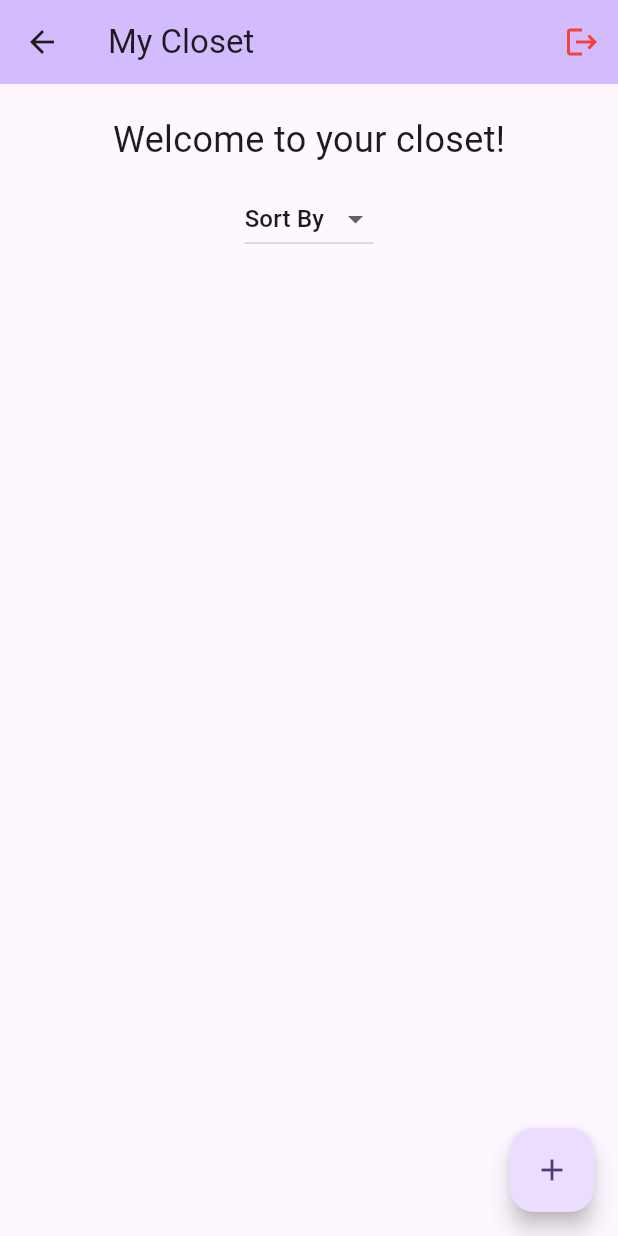
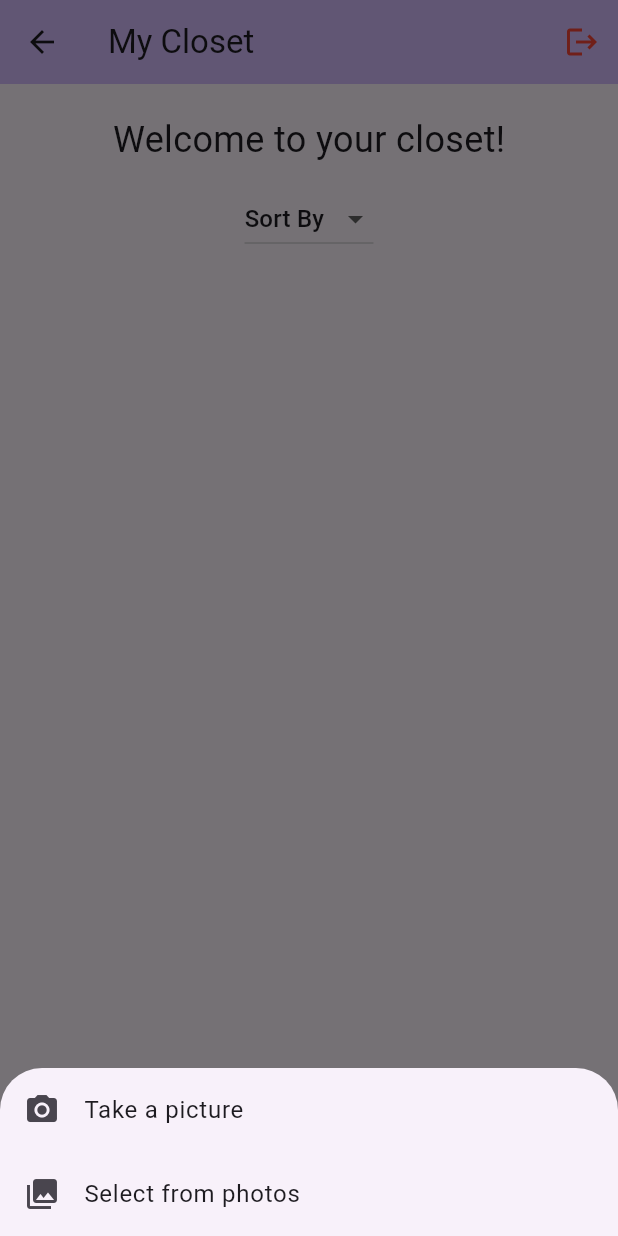
Before and after one commit to Tofu311/wardrobe-wizards, a Flutter app: the Closet screen opened directly, after a tap on the "add" icon, on a phone screen of 412 x 824 dp. Run offline on Flutter 3.47's test engine with Material 3 defaults, Android fonts, the light colour scheme and no system bars; our stand-ins replace image_picker.

Commit message:
Added option to select from photo library

```diff
--- a/mobile/wardrobe_wizard/lib/closet.dart
+++ b/mobile/wardrobe_wizard/lib/closet.dart
@@ -53,15 +53,39 @@ class _ClosetState extends State<Closet> {
   final List<XFile> images = [];
 
   Future<void> takePicture() async {
-    final XFile? image = await _picker.pickImage(source: ImageSource.camera);
-    if (image != null) {
-      setState(() {
-        images.add(image);
-      });
+    final ImageSource? source = await showModalBottomSheet<ImageSource>(
+      context: context,
+      builder: (BuildContext context) {
+        return SafeArea(
+          child: Wrap(
+            children: <Widget>[
+              ListTile(
+                leading: const Icon(Icons.photo_camera),
+                title: const Text('Take a picture'),
+                onTap: () => Navigator.pop(context, ImageSource.camera),
+              ),
+              ListTile(
+                leading: const Icon(Icons.photo_library),
+                title: const Text('Select from photos'),
+                onTap: () => Navigator.pop(context, ImageSource.gallery),
+              ),
+            ],
+          ),
+        );
+      },
+    );
+
+    if (source != null) {
+      final XFile? image = await _picker.pickImage(source: source);
+      if (image != null) {
+        setState(() {
+          images.add(image);
+        });
+      }
     }
   }
 
-  //TODO: Implement sorting by type and adding clothes
+  //TODO: Implement sorting by type
   @override
   Widget build(BuildContext context) {
     return Scaffold(
```
